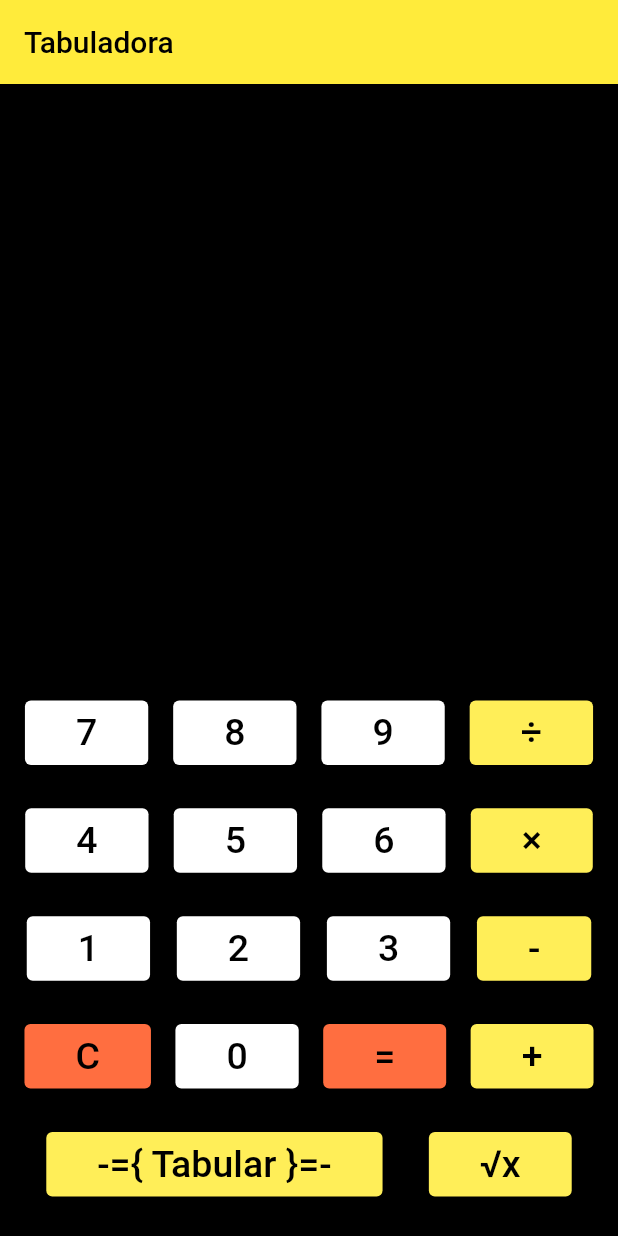
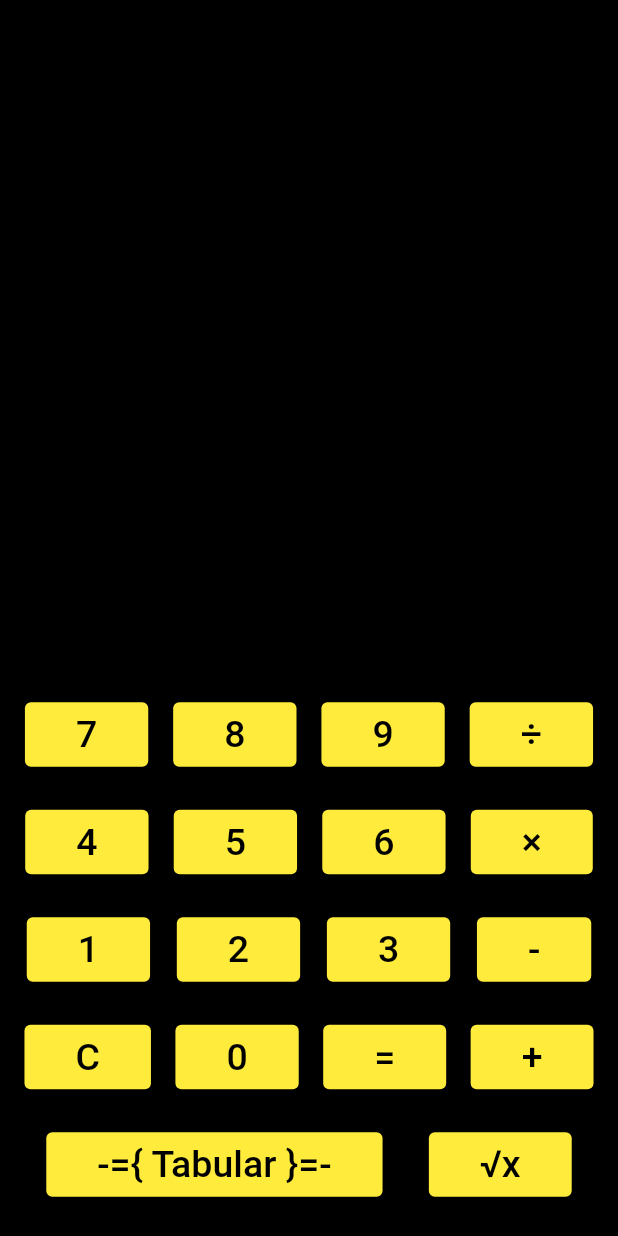
Before and after one commit to IgorAFrancozo/Tabuladora, a Flutter app: the screen it shows after launch, on a phone screen of 412 x 824 dp. Run offline on Flutter 3.47's test engine with Material 2 defaults, Android fonts, the phone set to English and light mode, and no system bars; our stand-ins replace math_expressions.

Commit message:
ajuste padroes

```diff
--- a/lib/main.dart
+++ b/lib/main.dart
@@ -2,9 +2,11 @@ import 'dart:math';
 import 'package:flutter/material.dart';
 import 'package:math_expressions/math_expressions.dart';
 
-void main() => runApp(TabuladoraApp());
+void main() => runApp(const TabuladoraApp());
 
 class TabuladoraApp extends StatelessWidget {
+  const TabuladoraApp({super.key});
+
   @override
   Widget build(BuildContext context) {
     return MaterialApp(
@@ -12,19 +14,21 @@ class TabuladoraApp extends StatelessWidget {
       theme: ThemeData(
         primarySwatch: Colors.yellow,
       ),
-      home: CalculadoraScreen(),
+      home: const CalculadoraScreen(),
     );
   }
 }
 
 class CalculadoraScreen extends StatefulWidget {
+  const CalculadoraScreen({super.key});
+
   @override
   _CalculadoraScreenState createState() => _CalculadoraScreenState();
 }
 
 class _CalculadoraScreenState extends State<CalculadoraScreen> {
-  TextEditingController _controller = TextEditingController();
-  List<String> _historico = [];
+  final TextEditingController _controller = TextEditingController();
+  final List<String> _historico = [];
 
   void _calcularRaizQuadrada(String input) {
     if (input.isNotEmpty) {
@@ -77,16 +81,13 @@ class _CalculadoraScreenState extends State<CalculadoraScreen> {
   @override
   Widget build(BuildContext context) {
     return Scaffold(
-      appBar: AppBar(
-        title: const Text('Tabuladora'),
-      ),
       backgroundColor: Colors.black,
       body: Column(
         mainAxisAlignment: MainAxisAlignment.center,
         children: <Widget>[
           Container(
-            height: MediaQuery.of(context).size.height * 0.36,
-            padding: const EdgeInsets.all(16.0),
+            height: MediaQuery.of(context).size.height * 0.43,
+            padding: const EdgeInsets.all(7),
             child: ListView.builder(
               itemCount: _historico.length,
               itemBuilder: (BuildContext context, int index) {
@@ -106,7 +107,7 @@ class _CalculadoraScreenState extends State<CalculadoraScreen> {
                   textAlign: TextAlign.center,
                   controller: _controller,
                   keyboardType: TextInputType.number,
-                  style: const TextStyle(color: Colors.yellow, fontSize: 34, fontWeight: FontWeight.bold),
+                  style: const TextStyle(color: Colors.yellowAccent, fontSize: 34, fontWeight: FontWeight.bold),
                 ),
                 Row(
                   mainAxisAlignment: MainAxisAlignment.spaceEvenly,
@@ -114,7 +115,7 @@ class _CalculadoraScreenState extends State<CalculadoraScreen> {
                     _buildButton('7'),
                     _buildButton('8'),
                     _buildButton('9'),
-                    _buildButton('÷', color: Colors.yellow.shade400),
+                    _buildButton('÷', color: Colors.yellowAccent),
                   ],
                 ),
                 Row(
@@ -123,7 +124,7 @@ class _CalculadoraScreenState extends State<CalculadoraScreen> {
                     _buildButton('4'),
                     _buildButton('5'),
                     _buildButton('6'),
-                    _buildButton('×', color: Colors.yellow.shade400),
+                    _buildButton('×', color: Colors.yellowAccent),
                   ],
                 ),
                 Row(
@@ -132,7 +133,7 @@ class _CalculadoraScreenState extends State<CalculadoraScreen> {
                     _buildButton('1'),
                     _buildButton('2'),
                     _buildButton('3'),
-                    _buildButton('-', color: Colors.yellow.shade400),
+                    _buildButton('-', color: Colors.yellowAccent),
                   ],
                 ),
                 Row(
@@ -141,14 +142,14 @@ class _CalculadoraScreenState extends State<CalculadoraScreen> {
                     _buildButton('C', color: Colors.deepOrangeAccent),
                     _buildButton('0'),
                     _buildButton('=', color: Colors.deepOrangeAccent),
-                    _buildButton('+', color: Colors.yellow.shade400),
+                    _buildButton('+', color: Colors.yellowAccent),
                   ],
                 ),
                 Row(
                   mainAxisAlignment: MainAxisAlignment.spaceEvenly,
                   children: [
-                    _buildButton('-={ Tabular }=-', color: Colors.yellow.shade400),
-                    _buildButton('√x', color: Colors.yellow.shade400)
+                    _buildButton('-={ Tabular }=-', color: Colors.yellowAccent),
+                    _buildButton('√x', color: Colors.yellowAccent)
                   ],
                 )
               ],
@@ -161,6 +162,13 @@ class _CalculadoraScreenState extends State<CalculadoraScreen> {
 
   Widget _buildButton(String text, {Color color = Colors.white}) {
     return ElevatedButton(
+      onLongPress: () {
+        if (text == 'C') {
+          setState(() {
+            _historico.clear();
+          });
+        }
+      },
       onPressed: () {
         if (text == '=') {
           _calcularOperacao(_controller.text);
@@ -175,8 +183,6 @@ class _CalculadoraScreenState extends State<CalculadoraScreen> {
         }
       },
       style: ElevatedButton.styleFrom(
-        primary: color,
-        onPrimary: Colors.black,
         padding: const EdgeInsets.fromLTRB(34, 7, 34, 7),
       ),
       child: Text(
```
